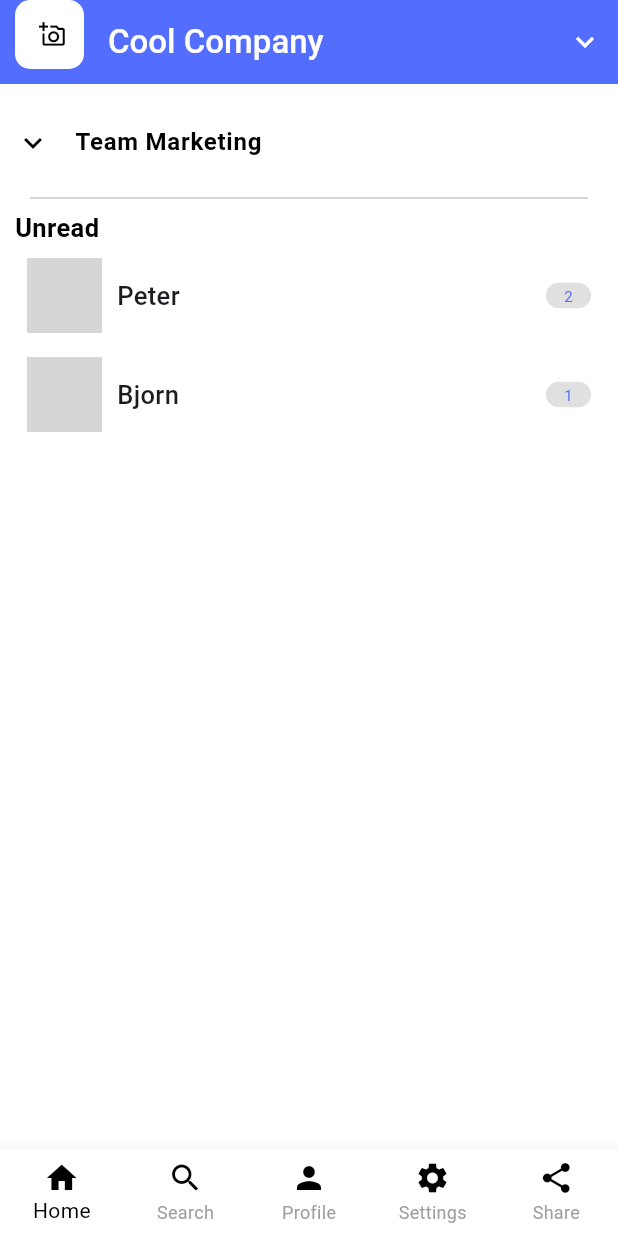
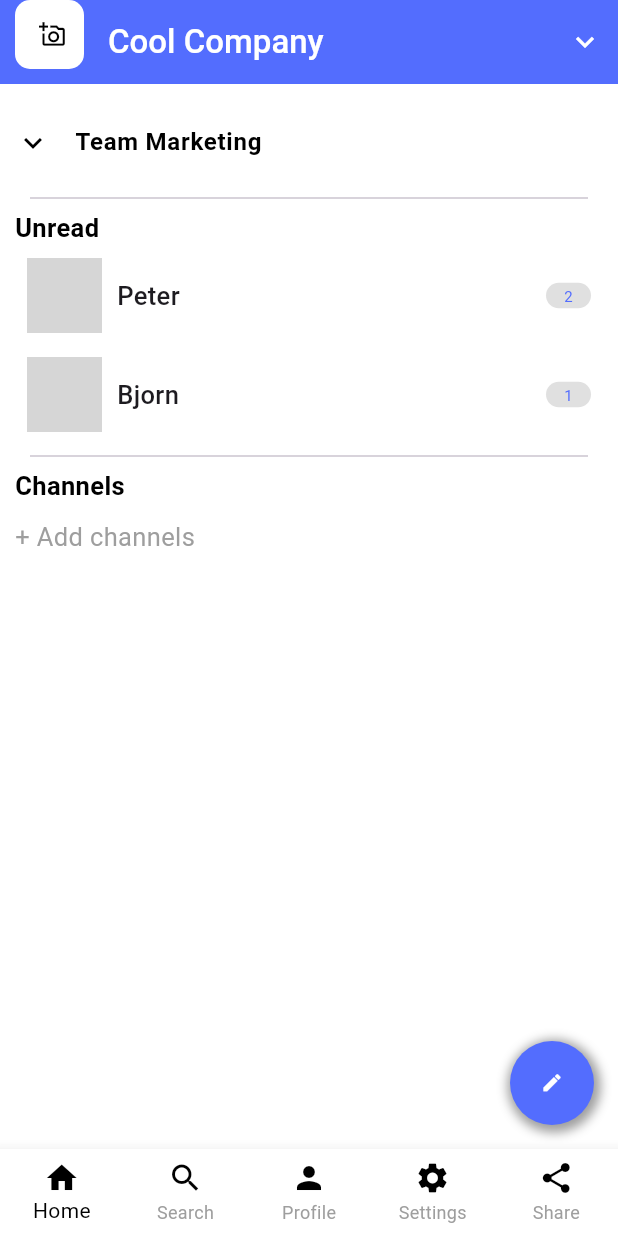
Before and after one commit to SrikantaPrasadrajeUrs/dart_flutter_practise, a Flutter app: the screen it shows after launch, on a phone screen of 412 x 824 dp. Run offline on Flutter 3.47's test engine with Material 3 defaults, Android fonts, the phone set to English and light mode, and no system bars; network calls fail; grey boxes are pictures that could not be loaded.

Commit message:
added chnnels

```diff
--- a/lib/main.dart
+++ b/lib/main.dart
@@ -76,6 +76,8 @@ class _Demo1State extends State<Demo1> {
     );
   }
 
+  List<Widget> channels = [];
+
   @override
   Widget build(BuildContext context) {
     return Scaffold(
@@ -148,28 +150,62 @@ class _Demo1State extends State<Demo1> {
             Text("Unread", style: TextStyle(color: Colors.black, fontWeight: FontWeight.w600, fontSize: 17)),
             getRowWidget("https://media.istockphoto.com/id/1403500817/photo/the-craggies-in-the-blue-ridge-mountains.jpg?s=612x612&w=0&k=20&c=N-pGA8OClRVDzRfj_9AqANnOaDS3devZWwrQNwZuDSk=",
             "Peter", 2),
-            getRowWidget("https://static-cse.canva.com/blob/1911653/tools_transparent-background_promo-showcase_01-AFTER.jpg", "Bjorn", 1)
+            getRowWidget("https://static-cse.canva.com/blob/1911653/tools_transparent-background_promo-showcase_01-AFTER.jpg", "Bjorn", 1),
+            Divider(
+              indent: 10,
+              endIndent: 10,
+            ),
+            Text("Channels", style: TextStyle(color: Colors.black, fontWeight: FontWeight.w600, fontSize: 17)),
+            SizedBox(height: 10),
+            Column(
+              children: channels,
+            ),
+            GestureDetector(
+                onTap: (){
+                  channels.add(
+                      Padding(
+                        padding: const EdgeInsets.all(8.0),
+                        child: Row(
+                          children: [
+                            ClipRRect(
+                                borderRadius: BorderRadius.circular(25),
+                                child: Image.network("https://cdn.pixabay.com/photo/2024/05/26/10/15/bird-8788491_1280.jpg", height: 50, width: 50, fit: BoxFit.fill)),
+                            SizedBox(width: 10),
+                            Text("channel", style: TextStyle(fontSize: 17, fontWeight: FontWeight.w500),),
+                            Spacer(),
+                          ],
+                        ),
+                      )
+                  );
+                  setState((){
+                    channels;
+                  });
+                },
+                child: Text("+ Add channels", style: TextStyle(color: Colors.grey, fontWeight: FontWeight.w400, fontSize: 17))),
           ]
         ),
-      )
+      ),
+      floatingActionButton: FloatingActionButton(
+        backgroundColor: Colors.transparent,
+        elevation: 0,
+        onPressed: (){},
+        child: Container(
+          width: 70,
+          height: 70,
+          decoration: BoxDecoration(
+            color: Colors.indigoAccent,
+            boxShadow: [
+              BoxShadow(
+                color: Colors.black38,
+                blurRadius: 5,
+                spreadRadius: 3,
+                offset: Offset(1.4, 2)
+              )
+            ],
+            borderRadius: BorderRadius.circular(35)),
+          child: Center(child: Icon(Icons.edit, color: Colors.white, size: 15)),
+        ),
+      ),
     );
   }
 }
-
-////Column(
-//         children: [
-//           ExpansionTile(
-//               title: Text("Team Marketing"),
-//               children:[
-//                 Text("Branding"),
-//                 Text("Content stuff"),
-//                 Text("Digital"),
-//                 Text("Public regulations"),
-//                 Text("Seo activities"),
-//                 Text("Social media"),
-//                 Text("strategists"),
-//                 Text("Flutter"),
-//               ]
-//           )
-//         ],
-//       )
```
